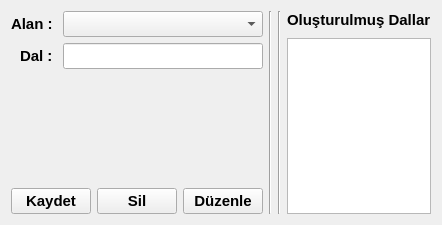
Before: the Qt Designer form screens/add_branch.ui in hasanicli/ibeV3, drawn with Qt 5.
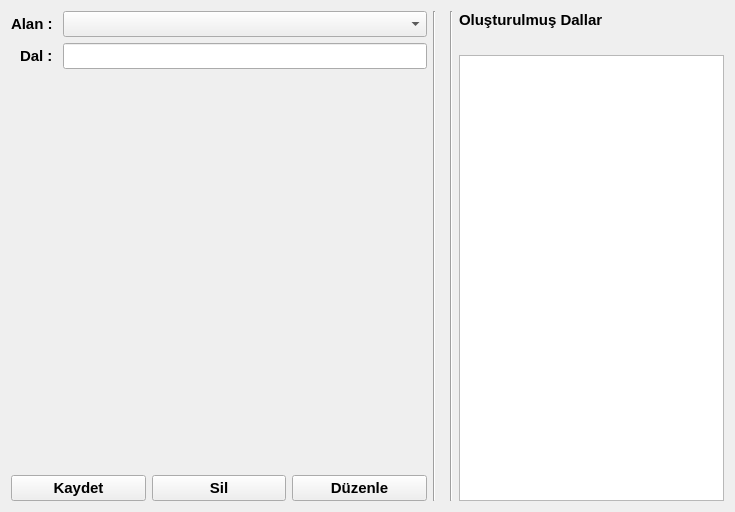
After: the same form once the commit is applied. Icons and pictures are not drawn.

```diff
--- a/screens/add_branch.ui
+++ b/screens/add_branch.ui
@@ -6,8 +6,8 @@
    <rect>
     <x>0</x>
     <y>0</y>
-    <width>435</width>
-    <height>225</height>
+    <width>735</width>
+    <height>512</height>
    </rect>
   </property>
   <property name="font">
@@ -1427,7 +1427,7 @@
       </widget>
      </item>
      <item>
-      <layout class="QVBoxLayout" name="verticalLayout_2">
+      <layout class="QVBoxLayout" name="verticalLayout_2" stretch="0,0,10">
        <item>
         <widget class="QLabel" name="label_5">
          <property name="text">
```
